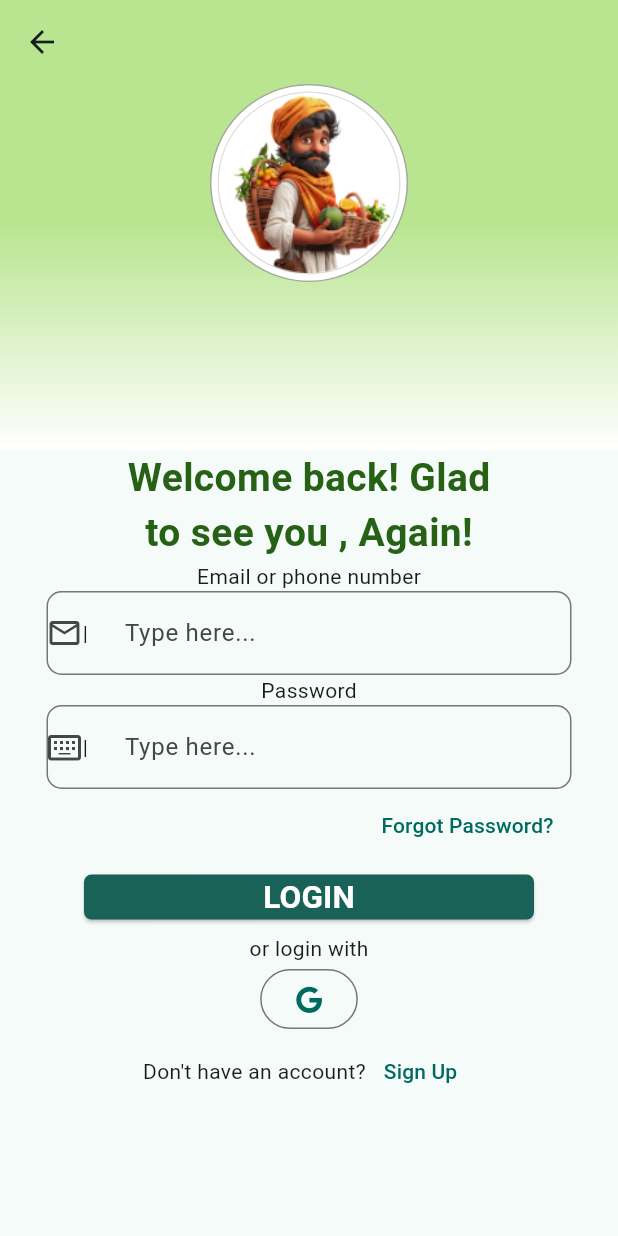
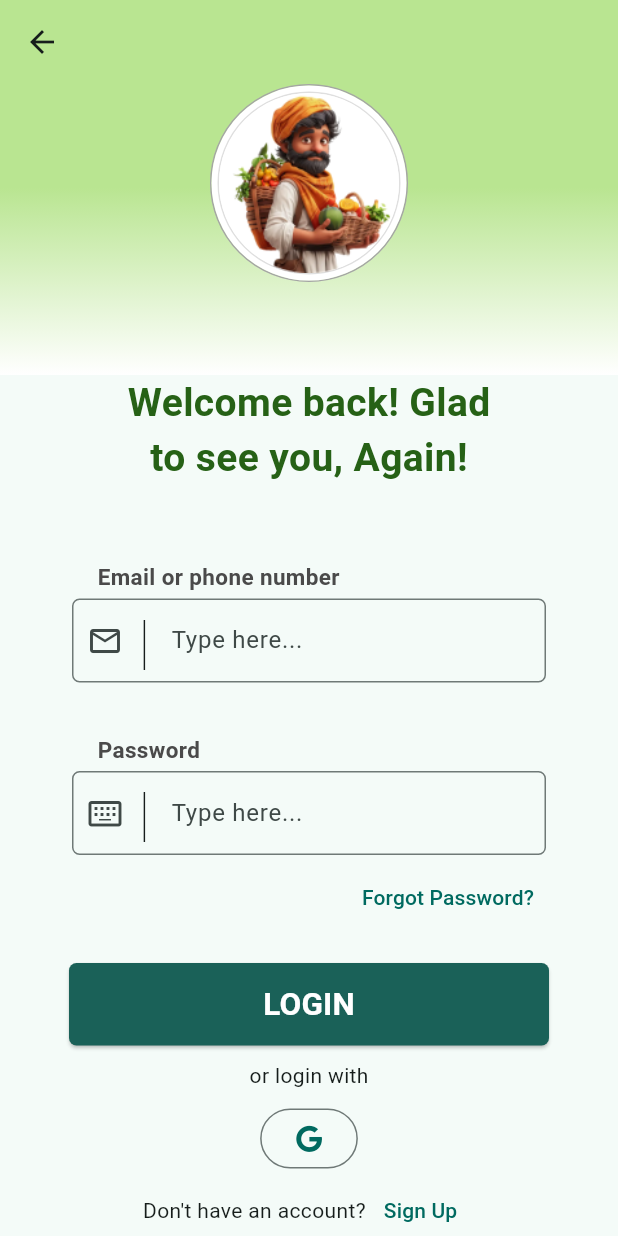
Before and after one commit to codebyAbhishekBharti/krishi_setu, a Flutter app: the LoginPage screen opened directly with empty values, on a phone screen of 412 x 824 dp. Run offline on Flutter 3.47's test engine with Material 3 defaults, Android fonts, the phone set to English and light mode, and no system bars; our stand-ins replace font_awesome_flutter.

Commit message:
finished the login page frontend and also added coments

```diff
--- a/lib/login.dart
+++ b/lib/login.dart
@@ -1,38 +1,62 @@
 import 'package:flutter/cupertino.dart';
 import 'package:flutter/material.dart';
-import 'package:flutter/widgets.dart';
 import 'package:font_awesome_flutter/font_awesome_flutter.dart';
 
-class LoginPage extends StatefulWidget{
+// The main LoginPage widget that takes 'user' as a parameter
+class LoginPage extends StatefulWidget {
   final int user;
+
+  // Constructor requires the 'user' parameter
   LoginPage({required this.user});
+
   @override
   State<StatefulWidget> createState() => LoginPageState(user);
+}
 
+// State class for the LoginPage
+class LoginPageState extends State<LoginPage> {
+  // Boolean to differentiate between two types of users
+  bool user = true;
+
+  // Constructor that sets the user type
+  LoginPageState(int user) {
+    if (user == 2) this.user = false;
   }
-class LoginPageState extends State<LoginPage>{
-  bool user=true;
-  LoginPageState(int user){
-    if(user==2) this.user=false;
-  }
-  var userController= TextEditingController();
-  var passController= TextEditingController();
+
+  // Controllers for handling text input in text fields
+  var userController = TextEditingController();
+  var passController = TextEditingController();
+
   @override
   Widget build(BuildContext context) {
     return Scaffold(
-
-      body: Column(
-        children: [
-          Container(
+      // Scrollable page content
+      body: SingleChildScrollView(
         child: Column(
           children: [
-                AppBar(backgroundColor: Colors.transparent,),
+            // Top container with AppBar and user avatar
+            Container(
+              height: 250,
+              decoration: BoxDecoration(
+                gradient: LinearGradient(
+                  colors: [Color(0xffB9E591), Colors.white],
+                  begin: Alignment.center,
+                  end: Alignment.bottomCenter,
+                ),
+              ),
+              child: Column(
+                children: [
+                  // Transparent AppBar
+                  AppBar(
+                    backgroundColor: Colors.transparent,
+                  ),
+                  // Circular avatar with image based on user type
                   Container(
                     decoration: BoxDecoration(
                       shape: BoxShape.circle,
                       border: Border.all(
-                      color: Color(0xffA5A5A5)
-                    )
+                        color: Color(0xffA5A5A5),
+                      ),
                     ),
                     child: CircleAvatar(
                       backgroundColor: Colors.white,
@@ -40,117 +64,209 @@ class LoginPageState extends State<LoginPage>{
                       child: Container(
                         decoration: BoxDecoration(
                           shape: BoxShape.circle,
-                          border: Border.all(
-                            color: Color(0xffDFDFDF)
-                          )
+                          border: Border.all(color: Color(0xffDFDFDF)),
                         ),
                         child: CircleAvatar(
                           backgroundColor: Colors.white,
-                                        child: user?Image.asset("asset/images/kisan.png"):Image.asset("asset/images/contractor.png"),
                           radius: 60,
+                          // Display different images for different user types
+                          child: user
+                              ? Image.asset("asset/images/kisan.png")
+                              : Image.asset("asset/images/contractor.png"),
                         ),
-                      )),
-                )
+                      ),
+                    ),
+                  ),
                 ],
               ),
-            height: 300,
-            decoration: BoxDecoration(
-              gradient: LinearGradient(
-                colors: [Color(0xffB9E591),Colors.white],
-                begin: Alignment.center,
-                end: Alignment.bottomCenter
-              )
+            ),
+
+            // Welcome text
+            Text(
+              "Welcome back! Glad",
+              style: TextStyle(
+                color: Color(0xff266116),
+                fontSize: 26,
+                fontWeight: FontWeight.bold,
               ),
             ),
-          Text("Welcome back! Glad",style: TextStyle(color: Color(0xff266116), fontSize: 26,fontWeight: FontWeight.bold),),
-          Text("to see you , Again!",style: TextStyle(color: Color(0xff266116), fontSize: 26,fontWeight: FontWeight.bold),),
+            Text(
+              "to see you, Again!",
+              style: TextStyle(
+                color: Color(0xff266116),
+                fontSize: 26,
+                fontWeight: FontWeight.bold,
+              ),
+            ),
+
+            SizedBox(height: 50),
+
+            // Email or phone number input field
             Container(
-            width: 350,
+              width: 324,
               child: Column(
-
                 mainAxisSize: MainAxisSize.min,
                 children: [
-                Text("Email or phone number"),
-                TextField(
+                  Row(
+                    children: [
+                      SizedBox(width: 21),
+                      Text(
+                        "Email or phone number",
+                        style: TextStyle(
+                          color: Color(0xff4A4A4A),
+                          fontWeight: FontWeight.bold,
+                          fontSize: 15,
+                        ),
+                      ),
+                    ],
+                  ),
+                  Container(
+                    height: 64,
+                    child: Padding(
+                      padding: const EdgeInsets.all(4.0),
+                      child: TextField(
                         controller: userController,
                         decoration: InputDecoration(
                           hintText: "Type here...",
                           prefixIcon: Row(
                             mainAxisSize: MainAxisSize.min,
                             children: [
-                        Icon(Icons.email_outlined,),
-                        Text("|")
+                              SizedBox(width: 10),
+                              Icon(Icons.email_outlined),
+                              SizedBox(width: 10),
+                              Text(
+                                "|",
+                                style: TextStyle(
+                                  fontSize: 40,
+                                  fontWeight: FontWeight.w100,
+                                ),
+                              ),
+                              SizedBox(width: 10),
                             ],
                           ),
                           border: OutlineInputBorder(
-                      borderRadius: BorderRadius.circular(10)
-                    )
-
+                            borderRadius: BorderRadius.circular(5),
+                          ),
+                        ),
+                      ),
                     ),
                   ),
                 ],
               ),
             ),
+
+            SizedBox(height: 30),
+
+            // Password input field
             Container(
-            width: 350,
+              width: 324,
               child: Column(
                 mainAxisSize: MainAxisSize.min,
                 children: [
-                Text("Password"),
-                TextField(
-                  controller: userController,
+                  Row(
+                    children: [
+                      SizedBox(width: 21),
+                      Text(
+                        "Password",
+                        style: TextStyle(
+                          color: Color(0xff4A4A4A),
+                          fontWeight: FontWeight.bold,
+                          fontSize: 15,
+                        ),
+                      ),
+                    ],
+                  ),
+                  Container(
+                    height: 64,
+                    child: Padding(
+                      padding: const EdgeInsets.all(4.0),
+                      child: TextField(
+                        controller: passController,
                         decoration: InputDecoration(
                           hintText: "Type here...",
                           prefixIcon: Row(
                             mainAxisSize: MainAxisSize.min,
                             children: [
-                          Icon(Icons.keyboard_alt_outlined,),
-                          Text("|")
+                              SizedBox(width: 10),
+                              Icon(Icons.keyboard_alt_outlined),
+                              SizedBox(width: 10),
+                              Text(
+                                "|",
+                                style: TextStyle(
+                                  fontSize: 40,
+                                  fontWeight: FontWeight.w100,
+                                ),
+                              ),
+                              SizedBox(width: 10),
                             ],
                           ),
                           border: OutlineInputBorder(
-                          borderRadius: BorderRadius.circular(10)
-                      )
-
+                            borderRadius: BorderRadius.circular(5),
                           ),
                         ),
+                      ),
+                    ),
+                  ),
+                  // Forgot password link
                   Row(
                     mainAxisAlignment: MainAxisAlignment.end,
                     children: [
-                    TextButton(onPressed: (){}, child: Text("Forgot Password?"))
+                      TextButton(
+                        onPressed: () {},
+                        child: Text("Forgot Password?"),
+                      ),
                     ],
-                )
+                  ),
                 ],
               ),
             ),
-          ElevatedButton(onPressed: (){},
-              child: Text("LOGIN",style: TextStyle(color: Colors.white,fontWeight: FontWeight.bold,fontSize: 21),),
+
+            SizedBox(height: 20),
+
+            // Login button
+            ElevatedButton(
+              onPressed: () {},
+              child: Text(
+                "LOGIN",
+                style: TextStyle(
+                  color: Colors.white,
+                  fontWeight: FontWeight.bold,
+                  fontSize: 21,
+                ),
+              ),
               style: ElevatedButton.styleFrom(
                 backgroundColor: Color(0xff1A6158),
-                minimumSize: Size(300,0),
+                minimumSize: Size(320, 55),
                 shape: RoundedRectangleBorder(
-                  borderRadius: BorderRadius.circular(5)
-                )
+                  borderRadius: BorderRadius.circular(5),
+                ),
+              ),
             ),
 
+            SizedBox(height: 10),
+
+            // Social login option
+            Text("or login with"),
+            SizedBox(height: 8),
+            OutlinedButton(
+              onPressed: () {},
+              child: FaIcon(FontAwesomeIcons.google),
             ),
-          Text("or login with"),
-          OutlinedButton(onPressed: (){}, child: FaIcon(
-            FontAwesomeIcons.google
-          )),
+
+            // Sign-up option
             Row(
               mainAxisAlignment: MainAxisAlignment.center,
               children: [
                 Text("Don't have an account?"),
-              TextButton(onPressed: (){}, child: Text("Sign Up"))
-            ],
-          )
-
+                TextButton(
+                  onPressed: () {},
+                  child: Text("Sign Up"),
+                ),
               ],
             ),
-
-
+          ],
+        ),
+      ),
     );
   }
-
 }
```
Lines whose indentation alone changed are shown as unchanged.
